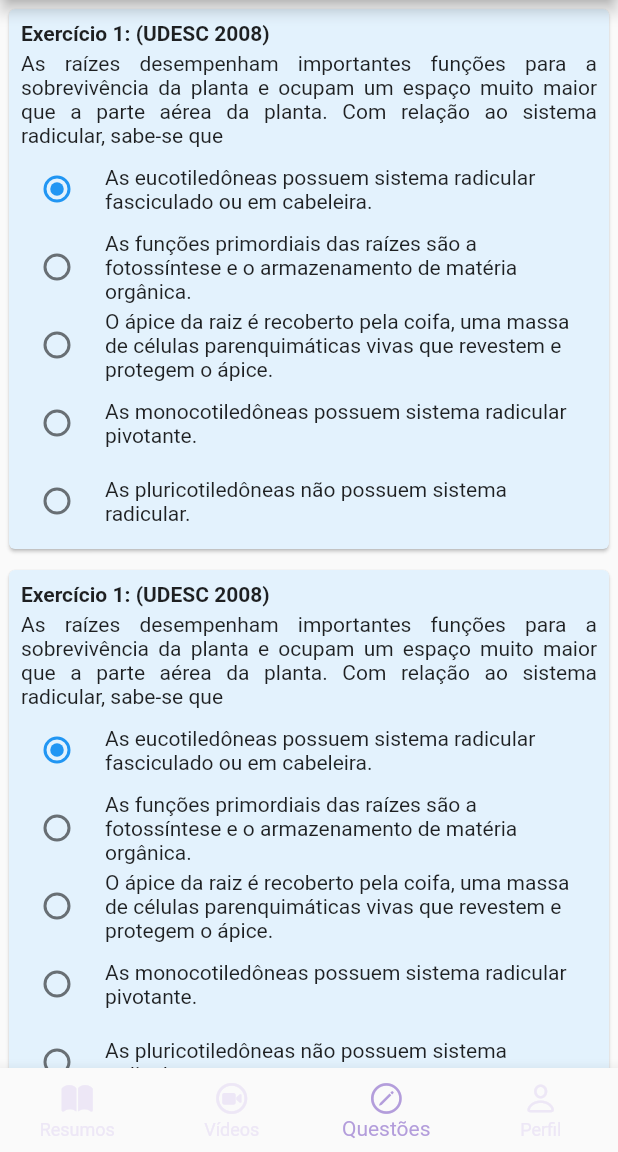
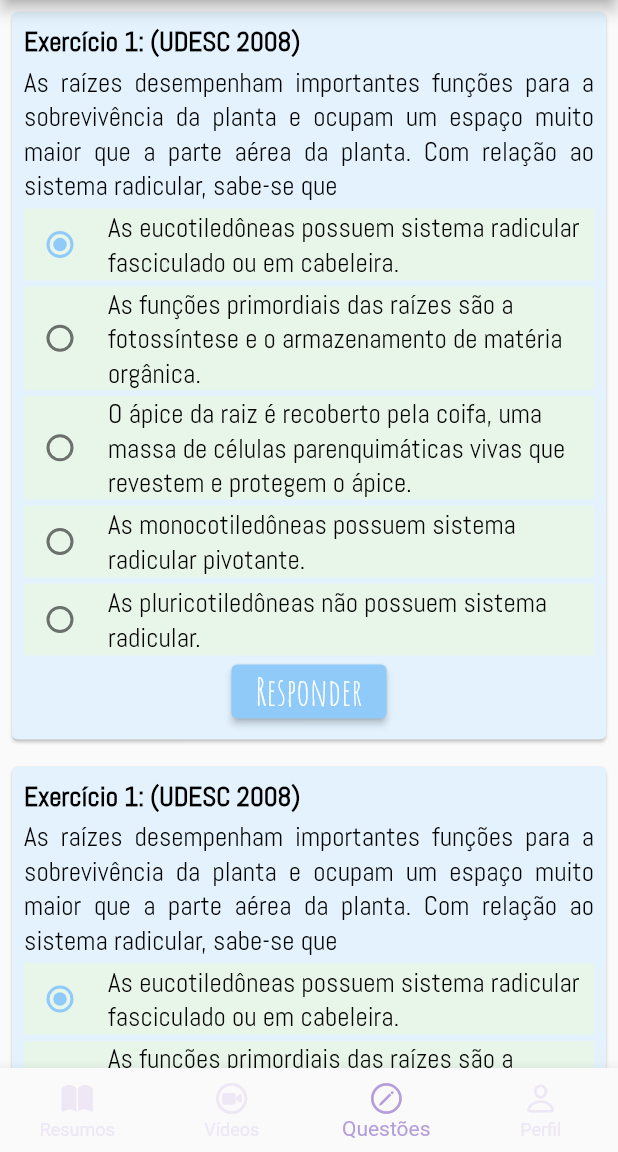
Before and after one commit to cristianocosta13/ScienceNotesTeste, a Flutter app: the Disciplina screen opened directly with sample values from the repository, item 3 of the bottom bar chosen, on a phone screen of 412 x 824 dp, the part 84-1236 px from its top. Run offline on Flutter 3.47's test engine with Material 2 defaults, Android fonts, the phone set to English and light mode, and no system bars; our stand-ins replace carousel_slider; missing offline and left inert: dart:ffi; network calls fail.

Commit message:
Add files via upload

```diff
--- a/lib/data/BD.dart
+++ b/lib/data/BD.dart
@@ -14,6 +14,7 @@ class BD{
       alt3: 'O ápice da raiz é recoberto pela coifa, uma massa de células parenquimáticas vivas que revestem e protegem o ápice.',
       alt4: 'As monocotiledôneas possuem sistema radicular pivotante.',
       alt5: 'As pluricotiledôneas não possuem sistema radicular.',
+      alternativaCerta: 3,
     ),
     Questao(
       corQuestao: Colors.blue.shade50,
@@ -24,6 +25,7 @@ class BD{
       alt3: 'O ápice da raiz é recoberto pela coifa, uma massa de células parenquimáticas vivas que revestem e protegem o ápice.',
       alt4: 'As monocotiledôneas possuem sistema radicular pivotante.',
       alt5: 'As pluricotiledôneas não possuem sistema radicular.',
+      alternativaCerta: 3,
     ),
     Questao(
       corQuestao: Colors.blue.shade50,
@@ -34,6 +36,7 @@ class BD{
       alt3: 'O ápice da raiz é recoberto pela coifa, uma massa de células parenquimáticas vivas que revestem e protegem o ápice.',
       alt4: 'As monocotiledôneas possuem sistema radicular pivotante.',
       alt5: 'As pluricotiledôneas não possuem sistema radicular.',
+      alternativaCerta: 3,
     ),
   ];
 
@@ -47,6 +50,7 @@ class BD{
       alt3: 'O ápice da raiz é recoberto pela coifa, uma massa de células parenquimáticas vivas que revestem e protegem o ápice.',
       alt4: 'As monocotiledôneas possuem sistema radicular pivotante.',
       alt5: 'As pluricotiledôneas não possuem sistema radicular.',
+      alternativaCerta: 3,
     ),
     Questao(
       corQuestao: Colors.purple.shade50,
@@ -57,6 +61,7 @@ class BD{
       alt3: 'O ápice da raiz é recoberto pela coifa, uma massa de células parenquimáticas vivas que revestem e protegem o ápice.',
       alt4: 'As monocotiledôneas possuem sistema radicular pivotante.',
       alt5: 'As pluricotiledôneas não possuem sistema radicular.',
+      alternativaCerta: 3,
     ),
     Questao(
       corQuestao: Colors.purple.shade50,
@@ -67,6 +72,7 @@ class BD{
       alt3: 'O ápice da raiz é recoberto pela coifa, uma massa de células parenquimáticas vivas que revestem e protegem o ápice.',
       alt4: 'As monocotiledôneas possuem sistema radicular pivotante.',
       alt5: 'As pluricotiledôneas não possuem sistema radicular.',
+      alternativaCerta: 3,
     ),
   ];
 
@@ -80,6 +86,7 @@ class BD{
       alt3: 'O ápice da raiz é recoberto pela coifa, uma massa de células parenquimáticas vivas que revestem e protegem o ápice.',
       alt4: 'As monocotiledôneas possuem sistema radicular pivotante.',
       alt5: 'As pluricotiledôneas não possuem sistema radicular.',
+      alternativaCerta: 3,
     ),
     Questao(
       corQuestao: Colors.green.shade50,
@@ -90,6 +97,7 @@ class BD{
       alt3: 'O ápice da raiz é recoberto pela coifa, uma massa de células parenquimáticas vivas que revestem e protegem o ápice.',
       alt4: 'As monocotiledôneas possuem sistema radicular pivotante.',
       alt5: 'As pluricotiledôneas não possuem sistema radicular.',
+      alternativaCerta: 3,
     ),
     Questao(
       corQuestao: Colors.green.shade50,
@@ -100,6 +108,7 @@ class BD{
       alt3: 'O ápice da raiz é recoberto pela coifa, uma massa de células parenquimáticas vivas que revestem e protegem o ápice.',
       alt4: 'As monocotiledôneas possuem sistema radicular pivotante.',
       alt5: 'As pluricotiledôneas não possuem sistema radicular.',
+      alternativaCerta: 3,
     ),
   ];
 
--- a/lib/domain/questao.dart
+++ b/lib/domain/questao.dart
@@ -9,8 +9,7 @@ class Questao {
   final String alt4;
   final String alt5;
   final Color corQuestao;
-  //final Color corBotao;
-  //final Color corConteudo;
+  final int alternativaCerta;
 
 
   Questao({
@@ -22,6 +21,6 @@ class Questao {
     required this.alt4,
     required this.alt5,
     required this.corQuestao,
-    //required this.corConteudo,
+    required this.alternativaCerta,
   });
 }
--- a/lib/pages/inicial_page.dart
+++ b/lib/pages/inicial_page.dart
@@ -21,31 +21,32 @@ class _InicialPageState extends State<InicialPage> {
           style: TextStyle(fontSize: 24, color: Colors.white, fontFamily: 'Staatliches'),
         ),
       ),
-      drawer: Drawer(
-        backgroundColor: Colors.deepPurple.shade50,
-        child: Column(
-          children: const [
-            ListTile(
-              leading: Icon(CupertinoIcons.lab_flask_solid, color: Colors.deepPurple,),
-              title: Text('SCIENCE NOTES'),
-              subtitle: Text('Um app destinado ao estudo das ciências da natureza'),
-              //onTap: (),
-            ),
-            ListTile(
-              leading: Icon(CupertinoIcons.person_alt_circle, color: Colors.deepPurple),
-              title: Text('Login'),
-              subtitle: Text('Entre em nosso app e usufrua dos nossos recursos.'),
-              //onTap: (),
-            ),
-            ListTile(
-              leading: Icon(Icons.app_registration_sharp, color: Colors.deepPurple),
-              title: Text('Cadastrar'),
-              subtitle: Text('Realize seu cadastro em nosso app.'),
-              //onTap: (),
-            ),
-          ],
-        ),
-      ),
+      //drawer
+      // drawer: Drawer(
+      //   backgroundColor: Colors.deepPurple.shade50,
+      //   child: Column(
+      //     children: const [
+      //       ListTile(
+      //         leading: Icon(CupertinoIcons.lab_flask_solid, color: Colors.deepPurple,),
+      //         title: Text('SCIENCE NOTES'),
+      //         subtitle: Text('Um app destinado ao estudo das ciências da natureza'),
+      //         //onTap: (),
+      //       ),
+      //       ListTile(
+      //         leading: Icon(CupertinoIcons.person_alt_circle, color: Colors.deepPurple),
+      //         title: Text('Login'),
+      //         subtitle: Text('Entre em nosso app e usufrua dos nossos recursos.'),
+      //         //onTap: (),
+      //       ),
+      //       ListTile(
+      //         leading: Icon(Icons.app_registration_sharp, color: Colors.deepPurple),
+      //         title: Text('Cadastrar'),
+      //         subtitle: Text('Realize seu cadastro em nosso app.'),
+      //         //onTap: (),
+      //       ),
+      //     ],
+      //   ),
+      // ),
       backgroundColor: const Color(0xFFDFE9F5),
       body: Center(
         child: Padding(
--- a/lib/widgets/card_questao.dart
+++ b/lib/widgets/card_questao.dart
@@ -1,3 +1,5 @@
+
+
 import 'package:flutter/material.dart';
 import 'package:sciencenotes/domain/conteudo.dart';
 
@@ -18,11 +20,12 @@ class CardQuestao extends StatefulWidget {
 
 class _CardQuestaoState extends State<CardQuestao> {
   int selectedValue = 1;
+  Color corAlternativa = Colors.green.shade50;
 
   @override
   Widget build(BuildContext context) {
     return Padding(
-      padding: const EdgeInsets.all(2.0),
+      padding: const EdgeInsets.all(4.0),
       child: Card(
         color: widget.conteudo.questao[widget.indice].corQuestao,
         child: Padding(
@@ -33,32 +36,58 @@ class _CardQuestaoState extends State<CardQuestao> {
               Text(widget.conteudo.questao[widget.indice].banca,
                 style: const TextStyle(
                   fontWeight: FontWeight.bold,
+                  fontSize: 18,
+                  color: Colors.black,
+                  fontFamily: 'Abel-Regular',
                 ),
                 textAlign: TextAlign.justify,
               ),
               const SizedBox(height: 4,),
-              Text(widget.conteudo.questao[widget.indice].pergunta,
-              textAlign: TextAlign.justify,),
+              Text(
+                widget.conteudo.questao[widget.indice].pergunta,
+                style: const TextStyle(
+                  fontSize: 18,
+                  color: Colors.black,
+                  fontFamily: 'Abel-Regular',
+                ),
+                textAlign: TextAlign.justify,
+              ),
               const SizedBox(height: 4,),
-              Row(
+              Container(
+                color: corAlternativa,
+                child: Row(
                   children: [
                     Radio(
+                      activeColor: widget.conteudo.corBotao,
                       value: 1,
                       groupValue: selectedValue,
                       onChanged: (value){
                         setState((){
-                            selectedValue = 2;
+                          selectedValue = 1;
                         });
                         },
                     ),
                     const SizedBox(width: 8,),
-                  Expanded(child: Text(widget.conteudo.questao[widget.indice].alt1)),
+                    Expanded(
+                      child: Text(
+                        widget.conteudo.questao[widget.indice].alt1,
+                        style: const TextStyle(
+                          fontSize: 18,
+                          color: Colors.black,
+                          fontFamily: 'Abel-Regular',
+                        ),
+                      ),
+                    ),
                   ],
                 ),
+              ),
               const SizedBox(height: 4,),
-              Row(
+              Container(
+                color: corAlternativa,
+                child: Row(
                   children: [
                     Radio(
+                      activeColor: widget.conteudo.corBotao,
                       value: 2,
                       groupValue: selectedValue,
                       onChanged: (value){
@@ -68,13 +97,26 @@ class _CardQuestaoState extends State<CardQuestao> {
                       },
                     ),
                     const SizedBox(width: 8,),
-                  Expanded(child: Text(widget.conteudo.questao[widget.indice].alt2)),
+                    Expanded(
+                      child: Text(
+                        widget.conteudo.questao[widget.indice].alt2,
+                        style: const TextStyle(
+                          fontSize: 18,
+                          color: Colors.black,
+                          fontFamily: 'Abel-Regular',
+                        ),
+                      ),
+                    ),
                   ],
                 ),
+              ),
               const SizedBox(height: 4,),
-              Row(
+              Container(
+                color: corAlternativa,
+                child: Row(
                   children: [
                     Radio(
+                      activeColor: widget.conteudo.corBotao,
                       value: 3,
                       groupValue: selectedValue,
                       onChanged: (value){
@@ -84,13 +126,26 @@ class _CardQuestaoState extends State<CardQuestao> {
                       },
                     ),
                     const SizedBox(width: 8,),
-                  Expanded(child: Text(widget.conteudo.questao[widget.indice].alt3)),
+                    Expanded(
+                      child: Text(
+                        widget.conteudo.questao[widget.indice].alt3,
+                        style: const TextStyle(
+                          fontSize: 18,
+                          color: Colors.black,
+                          fontFamily: 'Abel-Regular',
+                        ),
+                      ),
+                    ),
                   ],
                 ),
+              ),
               const SizedBox(height: 4,),
-              Row(
+              Container(
+                color: corAlternativa,
+                child: Row(
                   children: [
                     Radio(
+                      activeColor: widget.conteudo.corBotao,
                       value: 4,
                       groupValue: selectedValue,
                       onChanged: (value){
@@ -100,13 +155,26 @@ class _CardQuestaoState extends State<CardQuestao> {
                       },
                     ),
                     const SizedBox(width: 8,),
-                  Expanded(child: Text(widget.conteudo.questao[widget.indice].alt4)),
+                    Expanded(
+                      child: Text(
+                        widget.conteudo.questao[widget.indice].alt4,
+                        style: const TextStyle(
+                          fontSize: 18,
+                          color: Colors.black,
+                          fontFamily: 'Abel-Regular',
+                        ),
+                      ),
+                    ),
                   ],
                 ),
+              ),
               const SizedBox(height: 4,),
-              Row(
+              Container(
+                color: corAlternativa,
+                child: Row(
                   children: [
                     Radio(
+                      activeColor: widget.conteudo.corBotao,
                       value: 5,
                       groupValue: selectedValue,
                       onChanged: (value){
@@ -116,8 +184,34 @@ class _CardQuestaoState extends State<CardQuestao> {
                       },
                     ),
                     const SizedBox(width: 8,),
-                  Expanded(child: Text(widget.conteudo.questao[widget.indice].alt5)),
+                    Expanded(
+                      child: Text(
+                        widget.conteudo.questao[widget.indice].alt5,
+                        style: const TextStyle(
+                          fontSize: 18,
+                          color: Colors.black,
+                          fontFamily: 'Abel-Regular',
+                        ),
+                      ),
+                    ),
                   ],
+                ),
+              ),
+              Center(
+                child: ElevatedButton(
+                  style: ElevatedButton.styleFrom(
+                    primary: widget.conteudo.corBotao,
+                  ),
+                  onPressed: verificarAlternativa,
+                  child: const Text(
+                    'Responder',
+                    style: TextStyle(
+                      fontSize: 26,
+                      color: Colors.white,
+                      fontFamily: 'AmaticSC-Regular',
+                    ),
+                  ),
+                ),
               ),
             ],
           ),
@@ -125,4 +219,15 @@ class _CardQuestaoState extends State<CardQuestao> {
       ),
     );
   }
+
+  void verificarAlternativa() {
+    if(selectedValue == widget.conteudo.questao[widget.indice].alternativaCerta){
+      print('Você acertou!');
+      corAlternativa = Colors.green.shade100;
+    }else{
+      print('Você errou!');
+      corAlternativa = Colors.red.shade100;
     }
+  }
+
+}
```
Also changed, not shown: lib/pages/questoes_page.dart (+12 -7 lines). Lines whose indentation alone changed are shown as unchanged.
